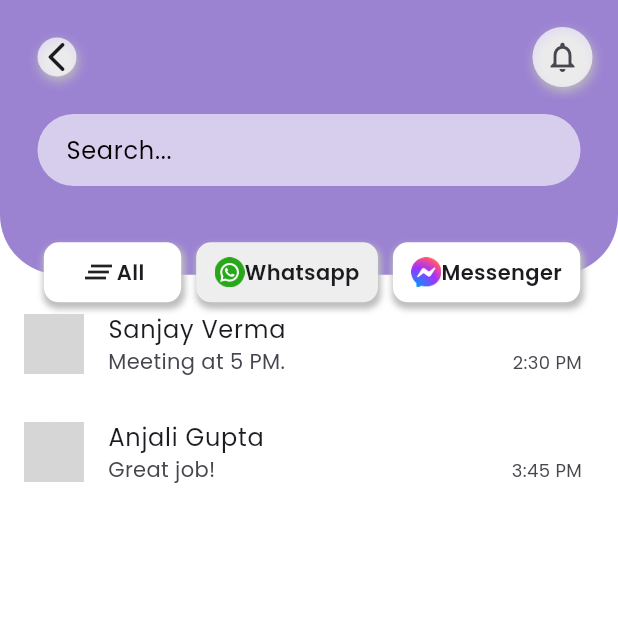
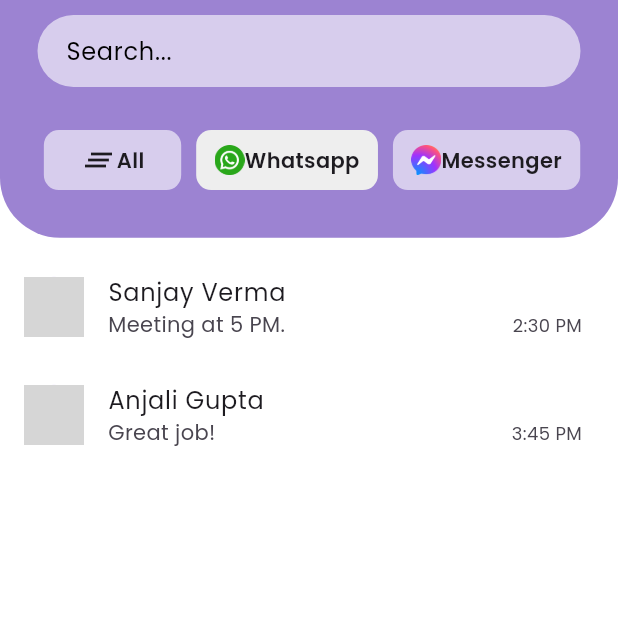
Before and after one commit to meet-shiyaniya/staff_lead_mgt, a Flutter app: the ExampleTabbar screen opened directly, after a tap on "Whatsapp", on a phone screen of 412 x 824 dp, the top half of it. Run offline on Flutter 3.47's test engine with Material 3 defaults, Android fonts, the phone set to English and light mode, and no system bars; our stand-ins replace animate_do, auto_size_text, dotted_border, dropdown_button2, emoji_picker_flutter, fl_chart and 13 more; missing offline and left inert: switcher_button; accounts and stored records are empty; network calls fail; grey boxes are pictures that could not be loaded.

Commit message:
appbar changed

```diff
--- a/lib/bottom_navigation.dart
+++ b/lib/bottom_navigation.dart
@@ -27,6 +27,7 @@ class _BottomNavScreenState extends State<BottomNavScreen> {
   Widget build(BuildContext context) {
     return Scaffold(
       appBar: AppBar(
+        toolbarHeight: 50,
         backgroundColor: _selectedIndex == 2
             ? AppColors.primaryColor.withOpacity(0.7)
             : Colors.white, // Default color
--- a/lib/dashboard.dart
+++ b/lib/dashboard.dart
@@ -280,7 +280,7 @@ class _DashboardState extends State<Dashboard> with WidgetsBindingObserver{
       body: Column(
         children: [
           Container(
-            height: 155,
+            height: MediaQuery.of(context).size.height/4.6,
             width: double.infinity,
             margin: const EdgeInsets.only(left: 15,right: 15,top: 15),
             decoration: BoxDecoration(
@@ -576,7 +576,7 @@ class _DashboardState extends State<Dashboard> with WidgetsBindingObserver{
             child: GridView.builder(
 
                 itemCount: leads.length,
-                gridDelegate: SliverGridDelegateWithFixedCrossAxisCount(crossAxisCount: 2,childAspectRatio: 1.10,mainAxisSpacing: 10),
+                gridDelegate: SliverGridDelegateWithFixedCrossAxisCount(crossAxisCount: 2,childAspectRatio: 1.05,mainAxisSpacing: 10),
                 physics: NeverScrollableScrollPhysics(),
                 itemBuilder: (context, index){
 
--- a/lib/social_module/chatting_module/example.dart
+++ b/lib/social_module/chatting_module/example.dart
@@ -97,7 +97,7 @@ class _ExampleTabbarState extends State<ExampleTabbar> {
           Column(
             children: [
               Container(
-                height: MediaQuery.of(context).size.height / 4.5,
+                height: MediaQuery.of(context).size.height / 5.2,
                 width: double.infinity,
                 padding: const EdgeInsets.all(10),
                 decoration: BoxDecoration(
@@ -109,30 +109,6 @@ class _ExampleTabbarState extends State<ExampleTabbar> {
                 ),
                 child: Column(
                   children: [
-                    AppBar(
-                      backgroundColor: const Color.fromRGBO(193, 133, 232, 0),
-                      leading: Padding(
-                        padding: const EdgeInsets.all(8.0),
-                        child: CustomAppBarButton(
-                          icon: Icons.arrow_back_ios_rounded,
-                          color: Colors.white.withOpacity(0.7),
-                        ),
-                      ),
-                      elevation: 0,
-                      actions: [
-                        GestureDetector(
-                            onTap: () {
-                              Navigator.push(
-                                  context,
-                                  MaterialPageRoute(
-                                      builder: (context) => LoginScreen()));
-                            },
-                            child: CustomAppBarButton(
-                                icon: Icons.notifications_none,
-                                color: Colors.white.withOpacity(0.7)))
-                      ],
-                    ),
-                    const SizedBox(height: 10),
                     Padding(
                       padding: const EdgeInsets.only(left: 15.0, right: 15),
                       child: TextFormField(
@@ -186,7 +162,7 @@ class _ExampleTabbarState extends State<ExampleTabbar> {
             ],
           ),
           Positioned(
-            top: MediaQuery.of(context).size.height / 5.1,
+            top: MediaQuery.of(context).size.height / 9.5,
             left: MediaQuery.of(context).size.width / 17,
             child: Column(
               children: [
@@ -205,15 +181,15 @@ class _ExampleTabbarState extends State<ExampleTabbar> {
                           borderRadius: BorderRadius.circular(10),
                           color: _selectedIndex == 0
                               ? Colors.grey.shade200
-                              : Colors.white,
-                          boxShadow: [
-                            BoxShadow(
-                              color: Colors.grey.shade400,
-                              offset: const Offset(1, 3),
-                              blurRadius: 3,
-                              spreadRadius: 1,
-                            )
-                          ],
+                              : Colors.white.withOpacity(0.6),
+                          // boxShadow: [
+                          //   BoxShadow(
+                          //     color: Colors.grey.shade400,
+                          //     offset: const Offset(1, 3),
+                          //     blurRadius: 3,
+                          //     spreadRadius: 1,
+                          //   )
+                          // ],
                         ),
                         child: Row(
                           mainAxisAlignment: MainAxisAlignment.center,
@@ -236,15 +212,15 @@ class _ExampleTabbarState extends State<ExampleTabbar> {
                           borderRadius: BorderRadius.circular(10),
                           color: _selectedIndex == 1
                               ? Colors.grey.shade200
-                              : Colors.white,
-                          boxShadow: [
-                            BoxShadow(
-                              color: Colors.grey.shade400,
-                              offset: const Offset(1, 3),
-                              blurRadius: 3,
-                              spreadRadius: 1,
-                            )
-                          ],
+                              : Colors.white.withOpacity(0.6),
+                          // boxShadow: [
+                          //   BoxShadow(
+                          //     color: Colors.grey.shade400,
+                          //     offset: const Offset(1, 3),
+                          //     blurRadius: 3,
+                          //     spreadRadius: 1,
+                          //   )
+                          // ],
                         ),
                         child: Row(
                           mainAxisAlignment: MainAxisAlignment.center,
@@ -268,15 +244,15 @@ class _ExampleTabbarState extends State<ExampleTabbar> {
                           borderRadius: BorderRadius.circular(10),
                           color: _selectedIndex == 2
                               ? Colors.grey.shade200
-                              : Colors.white,
-                          boxShadow: [
-                            BoxShadow(
-                              color: Colors.grey.shade400,
-                              offset: const Offset(1, 3),
-                              blurRadius: 3,
-                              spreadRadius: 1,
-                            )
-                          ],
+                              : Colors.white.withOpacity(0.6),
+                          // boxShadow: [
+                          //   BoxShadow(
+                          //     color: Colors.grey.shade400,
+                          //     offset: const Offset(1, 3),
+                          //     blurRadius: 3,
+                          //     spreadRadius: 1,
+                          //   )
+                          // ],
                         ),
                         child: Row(
                           mainAxisAlignment: MainAxisAlignment.center,
--- a/lib/social_module/custom_widget/appbar_button.dart
+++ b/lib/social_module/custom_widget/appbar_button.dart
@@ -31,7 +31,7 @@ class CustomAppBarButton extends StatelessWidget {
           )
         ]
       ),
-      child: Icon(icon),
+      child: Icon(icon,size: 18,),
     );
   }
 }
```
